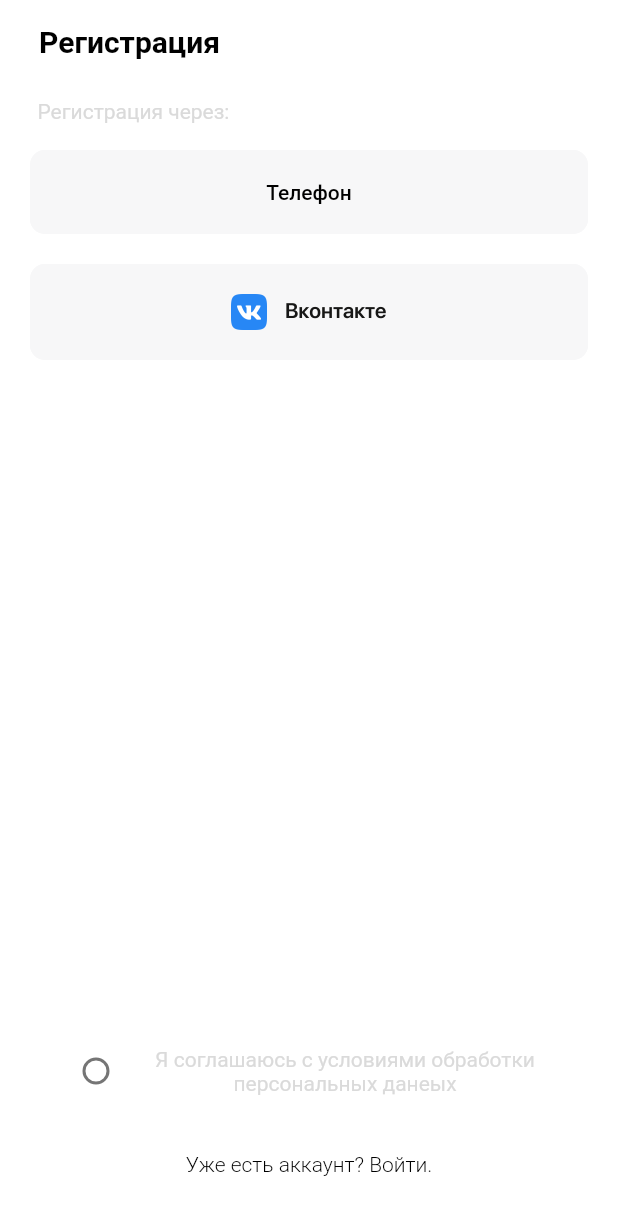
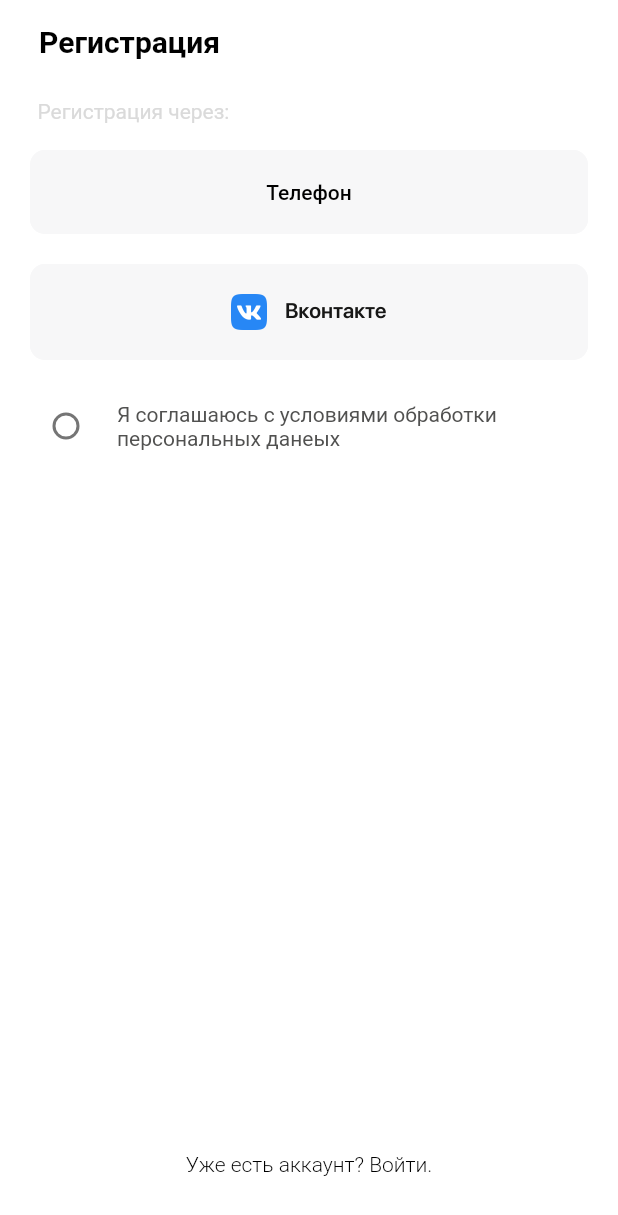
Before and after one commit to DevAppBroseph/poezdki, a Flutter app: the SignUpScreen screen opened directly, on a phone screen of 412 x 824 dp. Shown: the top 1215 px of the screen. Run offline on Flutter 3.47's test engine with Material 2 defaults, Android fonts, the phone set to English and light mode, and no system bars; our stand-ins replace bloc, cached_network_image, dash_chat_2, dio, dropdown_button2, firebase_core and 24 more; missing offline and left inert: flutter_login_vk, scale_button; accounts and stored records are empty; network calls fail; project files that could hold a hidden picture were left out.

Commit message:
fix bugs

```diff
--- a/lib/src/auth/signup.dart
+++ b/lib/src/auth/signup.dart
@@ -34,28 +34,28 @@
         crossAxisAlignment: CrossAxisAlignment.center,
         children: [
           Expanded(child: _authSection()),
-          Padding(
-            padding: const EdgeInsets.symmetric(horizontal: 40, vertical: 30),
-            child: Row(
-              children: [
-                Checkbox(
-                  value: personalData,
-                  shape: const CircleBorder(),
-                  onChanged: (value) {
-                    personalData = !personalData;
-                    setState(() {});
-                  },
-                ),
-                const Expanded(
-                  child: Text(
-                    "Я соглашаюсь с условиями обработки персональных данеых",
-                    style: TextStyle(color: kPrimaryLightGrey),
-                    textAlign: TextAlign.center,
-                  ),
-                ),
-              ],
-            ),
-          ),
+          // Padding(
+          //   padding: const EdgeInsets.symmetric(horizontal: 40, vertical: 30),
+          //   child: Row(
+          //     children: [
+          //       Checkbox(
+          //         value: personalData,
+          //         shape: const CircleBorder(),
+          //         onChanged: (value) {
+          //           personalData = !personalData;
+          //           setState(() {});
+          //         },
+          //       ),
+          //       const Expanded(
+          //         child: Text(
+          //           "Я соглашаюсь с условиями обработки персональных данеых",
+          //           style: TextStyle(color: kPrimaryLightGrey),
+          //           textAlign: TextAlign.center,
+          //         ),
+          //       ),
+          //     ],
+          //   ),
+          // ),
           Padding(
             padding: const EdgeInsets.only(bottom: 40),
             child: InkWell(
@@ -120,6 +120,29 @@
               ),
           ],
         ),
+        Padding(
+          padding: const EdgeInsets.symmetric(horizontal: 20, vertical: 10),
+          child: Row(
+            children: [
+              Checkbox(
+                value: personalData,
+                shape: const CircleBorder(),
+                onChanged: (value) {
+                  personalData = !personalData;
+                  setState(() {});
+                },
+              ),
+              const SizedBox(width: 10),
+              const Expanded(
+                child: Text(
+                  "Я соглашаюсь с условиями обработки персональных данеых",
+                  style: TextStyle(color: kPrimaryDarkGrey),
+                  textAlign: TextAlign.left,
+                ),
+              ),
+            ],
+          ),
+        ),
       ],
     );
   }
--- a/lib/src/profile/cars_data/add_car.dart
+++ b/lib/src/profile/cars_data/add_car.dart
@@ -211,7 +211,7 @@
                         ],
                       ),
                     )),
-                const SizedBox(height: 350),
+                const SizedBox(height: 200),
               ],
             ),
           ),
```
Also changed, not shown: lib/src/trips/components/trip_tile_default.dart (+9 -9 lines), lib/src/trips/search_trips.dart (+24 -11 lines), 1 other file. Lines whose indentation alone changed are shown as unchanged.
